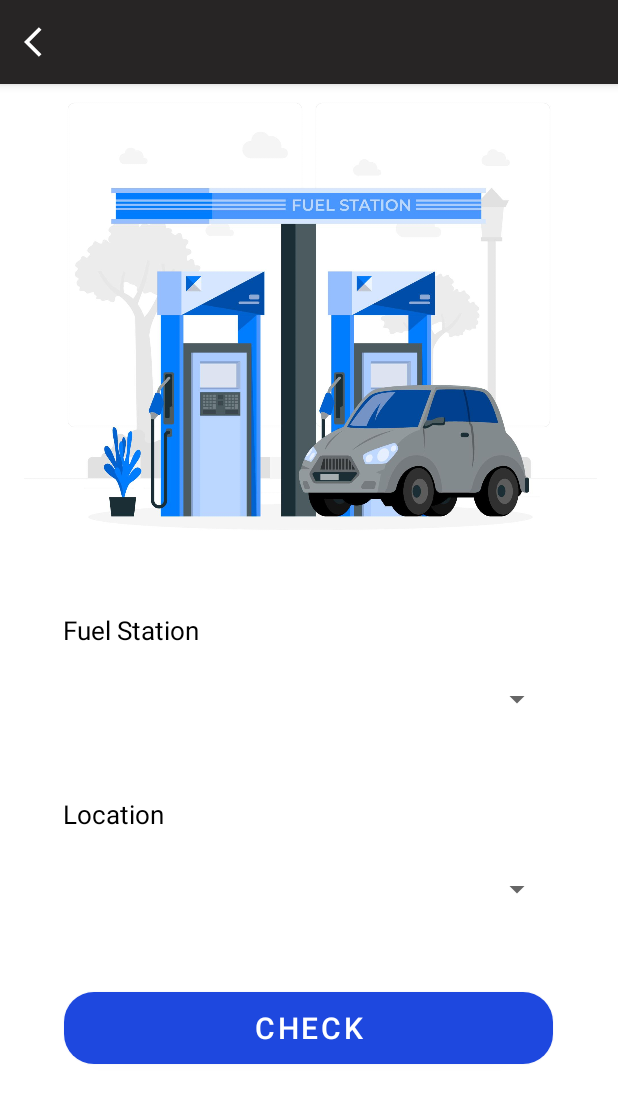
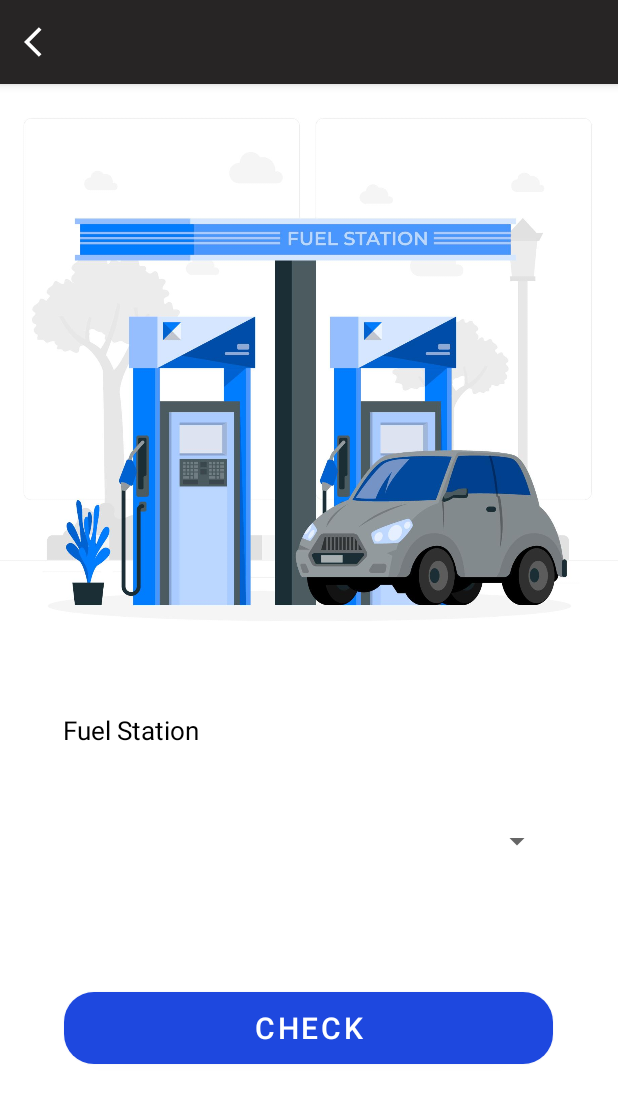
Before and after one commit to kasunavodya/FuelQ-Mobile-Application, an Android app: the CustomerHome screen opened directly, with no data from a screen before it, on a phone screen of 412 x 824 dp. Shown: the top 1103 px of the screen. Run offline under Robolectric (Android 15) with nearby library versions, the phone set to English and light mode, and no system bars; our stand-ins replace Volley; network calls fail; Roboto replaces fonts that are not available here; 3 statements that could not run were skipped.

Commit message:
2022.10.26 - frontend modified

```diff
--- a/app/src/main/java/com/example/fuelq/EndPoints/EndPointURL.java
+++ b/app/src/main/java/com/example/fuelq/EndPoints/EndPointURL.java
@@ -8,9 +8,9 @@ public class EndPointURL {
     public static final String GET_ALL_OWNER = "https://fuelq.herokuapp.com/api/Owner";
     public static final String GET_ALL_FUEL = "https://fuelq.herokuapp.com/api/Fuel";
     public static final String GET_OWNER_BY_ID = "https://fuelq.herokuapp.com/api/Owner/63527ddae520aa4781a6f10d";
-    public static final String GET_FUEL_BY_ID = "https://fuelq.herokuapp.com/api/Fuel/63558711504fcab632d271e7";
+    public static final String GET_FUEL_BY_ID = "https://fuelq.herokuapp.com/api/Fuel/63558c44527d5ccc8c7c00ee";
     public static final String UPDATE_FUEL_BY_ID = "https://fuelq.herokuapp.com/api/Fuel/";
-    public static final String DELETE_FUEL_BY_ID = "https://fuelq.herokuapp.com/api/Fuel/63558711504fcab632d271e7";
+    public static final String DELETE_FUEL_BY_ID = "https://fuelq.herokuapp.com/api/Fuel/63558c44527d5ccc8c7c00ee";
     public static final String GET_ALL_FEEDBACK = "https://fuelq.herokuapp.com/api/Feedback";
 
 }
--- a/app/src/main/java/com/example/fuelq/UpdateFuelDetails.java
+++ b/app/src/main/java/com/example/fuelq/UpdateFuelDetails.java
@@ -56,7 +56,7 @@ public class UpdateFuelDetails extends AppCompatActivity {
         fuelType = findViewById(R.id.editTxt_fuelType);
         fuelType.setEnabled(false);
 
-        String fuelId = "63558711504fcab632d271e7";
+        String fuelId = "63558c44527d5ccc8c7c00ee";
         //updateQueueDetails(fuelId);
         getFuelData();
 
--- a/app/src/main/res/layout/customer_feedback.xml
+++ b/app/src/main/res/layout/customer_feedback.xml
@@ -70,8 +70,8 @@
 
     <EditText
         android:id="@+id/editText_userFeedback"
-        android:layout_width="335dp"
-        android:layout_height="65dp"
+        android:layout_width="284dp"
+        android:layout_height="70dp"
         android:background="#FFFFFF"
         android:ems="10"
         android:gravity="start|top"
@@ -98,7 +98,7 @@
         app:layout_constraintHorizontal_bias="0.496"
         app:layout_constraintStart_toStartOf="parent"
         app:layout_constraintTop_toTopOf="parent"
-        app:layout_constraintVertical_bias="0.863" />
+        app:layout_constraintVertical_bias="0.846" />
 
     <RatingBar
         android:id="@+id/ratingBar_feedback"
--- a/app/src/main/res/layout/customer_home.xml
+++ b/app/src/main/res/layout/customer_home.xml
@@ -10,8 +10,8 @@
 
     <ImageView
         android:id="@+id/img_station"
-        android:layout_width="706dp"
-        android:layout_height="382dp"
+        android:layout_width="750dp"
+        android:layout_height="450dp"
         android:layout_marginBottom="448dp"
         android:background="#00FFFFFF"
         app:layout_constraintBottom_toBottomOf="parent"
@@ -19,7 +19,7 @@
         app:layout_constraintHorizontal_bias="0.501"
         app:layout_constraintStart_toStartOf="parent"
         app:layout_constraintTop_toTopOf="parent"
-        app:layout_constraintVertical_bias="0.484"
+        app:layout_constraintVertical_bias="0.215"
         app:srcCompat="@drawable/fuel_shed"
         tools:ignore="MissingConstraints" />
 
@@ -35,21 +35,7 @@
         app:layout_constraintHorizontal_bias="0.131"
         app:layout_constraintStart_toStartOf="parent"
         app:layout_constraintTop_toTopOf="parent"
-        app:layout_constraintVertical_bias="0.473" />
-
-    <TextView
-        android:id="@+id/txt_location"
-        android:layout_width="wrap_content"
-        android:layout_height="wrap_content"
-        android:text="@string/location"
-        android:textColor="#000000"
-        android:textSize="17sp"
-        app:layout_constraintBottom_toBottomOf="parent"
-        app:layout_constraintEnd_toEndOf="parent"
-        app:layout_constraintHorizontal_bias="0.122"
-        app:layout_constraintStart_toStartOf="parent"
-        app:layout_constraintTop_toTopOf="parent"
-        app:layout_constraintVertical_bias="0.638" />
+        app:layout_constraintVertical_bias="0.563" />
 
     <Spinner
         android:id="@+id/spinner_station"
@@ -61,20 +47,7 @@
         app:layout_constraintHorizontal_bias="0.494"
         app:layout_constraintStart_toStartOf="parent"
         app:layout_constraintTop_toTopOf="parent"
-        app:layout_constraintVertical_bias="0.536"
-        tools:ignore="MissingConstraints,SpeakableTextPresentCheck" />
-
-    <Spinner
-        android:id="@+id/spinner_location"
-        android:layout_width="326dp"
-        android:layout_height="49dp"
-        android:spinnerMode="dropdown"
-        app:layout_constraintBottom_toBottomOf="parent"
-        app:layout_constraintEnd_toEndOf="parent"
-        app:layout_constraintHorizontal_bias="0.494"
-        app:layout_constraintStart_toStartOf="parent"
-        app:layout_constraintTop_toTopOf="parent"
-        app:layout_constraintVertical_bias="0.712"
+        app:layout_constraintVertical_bias="0.668"
         tools:ignore="MissingConstraints,SpeakableTextPresentCheck" />
 
     <Button
```
Also changed, not shown: app/src/main/res/layout/view_customer_queue_details.xml (+13 -13 lines).
